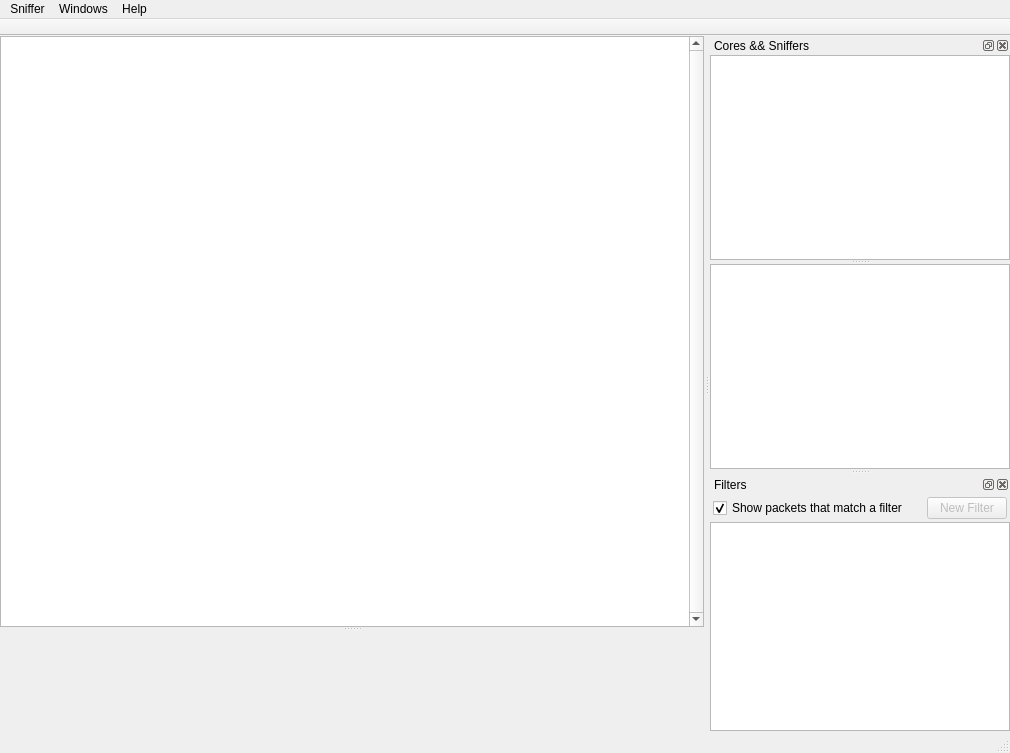
Before: the Qt Designer form IntPe9/Ui/Main.ui in AxDSan/IntPe9-1, drawn with Qt 5.
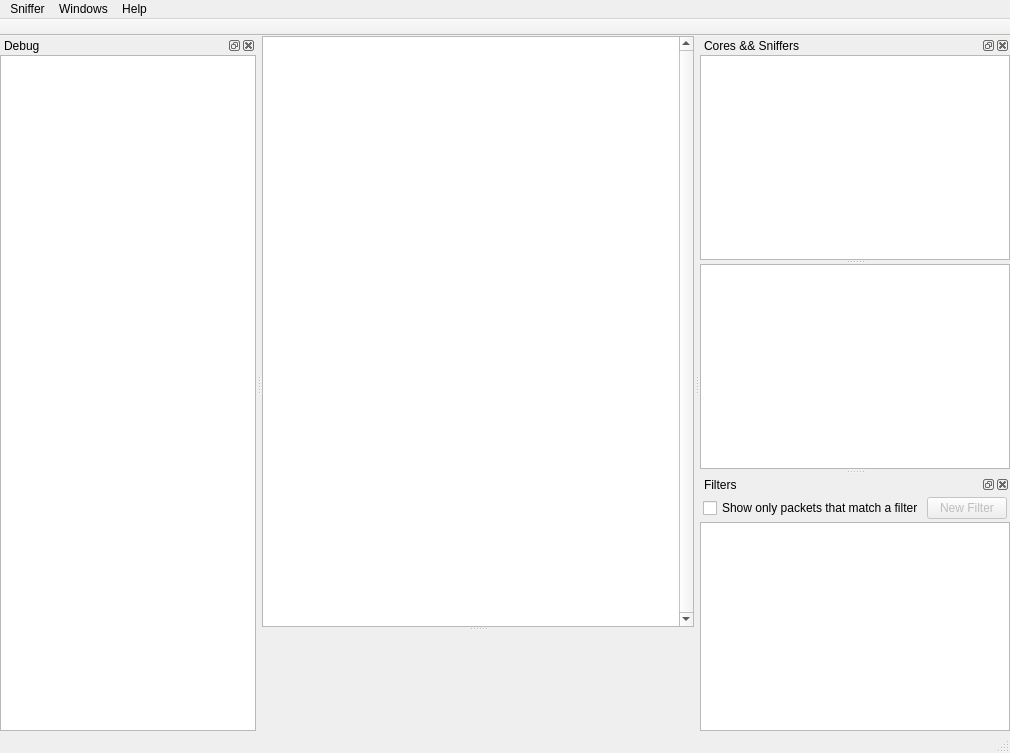
After: the same form once the commit is applied. Icons and pictures are not drawn.

Commit message:
Fixed python env, Added debug env, Working for PBE
Python environment zip fixed (removed subdirs)
Debug environment, use DebugPrint(char*) to debug to a chat box (only
works in DEBUG)
Added SeDebugPrivilege so it works on PBE (League of Legends)
Fixed filter check box (hope its more clear)

The edit to the form file:
```diff
--- a/IntPe9/Ui/Main.ui
+++ b/IntPe9/Ui/Main.ui
@@ -363,10 +363,10 @@
 &lt;p style=&quot; margin-top:0px; margin-bottom:0px; margin-left:0px; margin-right:0px; -qt-block-indent:0; text-indent:0px;&quot;&gt;&lt;span style=&quot; font-size:8pt; font-weight:600;&quot;&gt;Unchecked:&lt;/span&gt;&lt;span style=&quot; font-size:8pt;&quot;&gt; Hide all packets, show the packets that matches a filter.&lt;/span&gt;&lt;/p&gt;&lt;/body&gt;&lt;/html&gt;</string>
           </property>
           <property name="text">
-           <string>Show packets that match a filter</string>
+           <string>Show only packets that match a filter</string>
           </property>
           <property name="checked">
-           <bool>true</bool>
+           <bool>false</bool>
           </property>
          </widget>
         </item>
@@ -438,6 +438,37 @@
     </layout>
    </widget>
   </widget>
+  <widget class="QDockWidget" name="dockDebug">
+   <property name="windowTitle">
+    <string>Debug</string>
+   </property>
+   <attribute name="dockWidgetArea">
+    <number>1</number>
+   </attribute>
+   <widget class="QWidget" name="dockWidgetContents_3">
+    <layout class="QVBoxLayout" name="verticalLayout_3">
+     <property name="spacing">
+      <number>0</number>
+     </property>
+     <property name="margin">
+      <number>0</number>
+     </property>
+     <item>
+      <widget class="QPlainTextEdit" name="textDebug">
+       <property name="lineWrapMode">
+        <enum>QPlainTextEdit::NoWrap</enum>
+       </property>
+       <property name="readOnly">
+        <bool>true</bool>
+       </property>
+       <property name="textInteractionFlags">
+        <set>Qt::NoTextInteraction</set>
+       </property>
+      </widget>
+     </item>
+    </layout>
+   </widget>
+  </widget>
   <action name="actionAbout">
    <property name="text">
     <string>About</string>
```
The commit also changes 7 other files.
